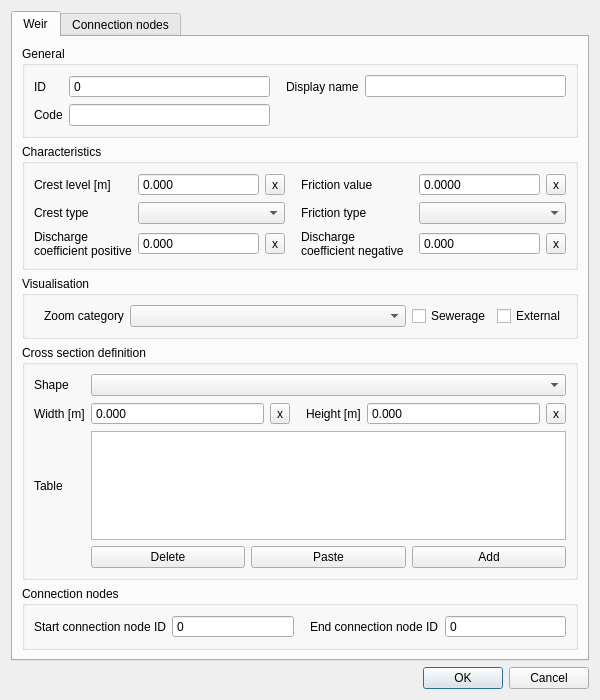
Before: the Qt Designer form threedi_schematisation_editor/forms/ui/weir.ui in nens/threedi-schematisation-editor, drawn with Qt 5.
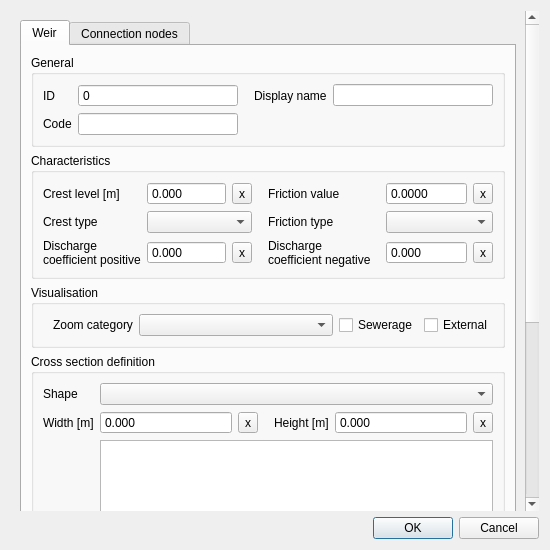
After: the same form once the commit is applied.

```diff
--- a/threedi_schematisation_editor/forms/ui/weir.ui
+++ b/threedi_schematisation_editor/forms/ui/weir.ui
@@ -6,8 +6,8 @@
    <rect>
     <x>0</x>
     <y>0</y>
-    <width>600</width>
-    <height>700</height>
+    <width>550</width>
+    <height>550</height>
    </rect>
   </property>
   <property name="windowTitle">
@@ -15,6 +15,24 @@
   </property>
   <layout class="QGridLayout" name="gridLayout">
    <item row="0" column="0">
+    <widget class="QScrollArea" name="scrollArea">
+     <property name="frameShape">
+      <enum>QFrame::NoFrame</enum>
+     </property>
+     <property name="widgetResizable">
+      <bool>true</bool>
+     </property>
+     <widget class="QWidget" name="scrollAreaWidgetContents">
+      <property name="geometry">
+       <rect>
+        <x>0</x>
+        <y>0</y>
+        <width>515</width>
+        <height>737</height>
+       </rect>
+      </property>
+      <layout class="QGridLayout" name="gridLayout_7">
+       <item row="0" column="0">
     <widget class="QTabWidget" name="tabWidget">
      <property name="locale">
       <locale language="English" country="UnitedStates"/>
@@ -1170,6 +1188,10 @@
      </widget>
     </widget>
    </item>
+      </layout>
+     </widget>
+    </widget>
+   </item>
    <item row="1" column="0">
     <widget class="QDialogButtonBox" name="buttonBox">
      <property name="standardButtons">
```
Left out of the diff: 1 changed line with no effect on the pictures. Lines whose indentation alone changed are shown as unchanged.
